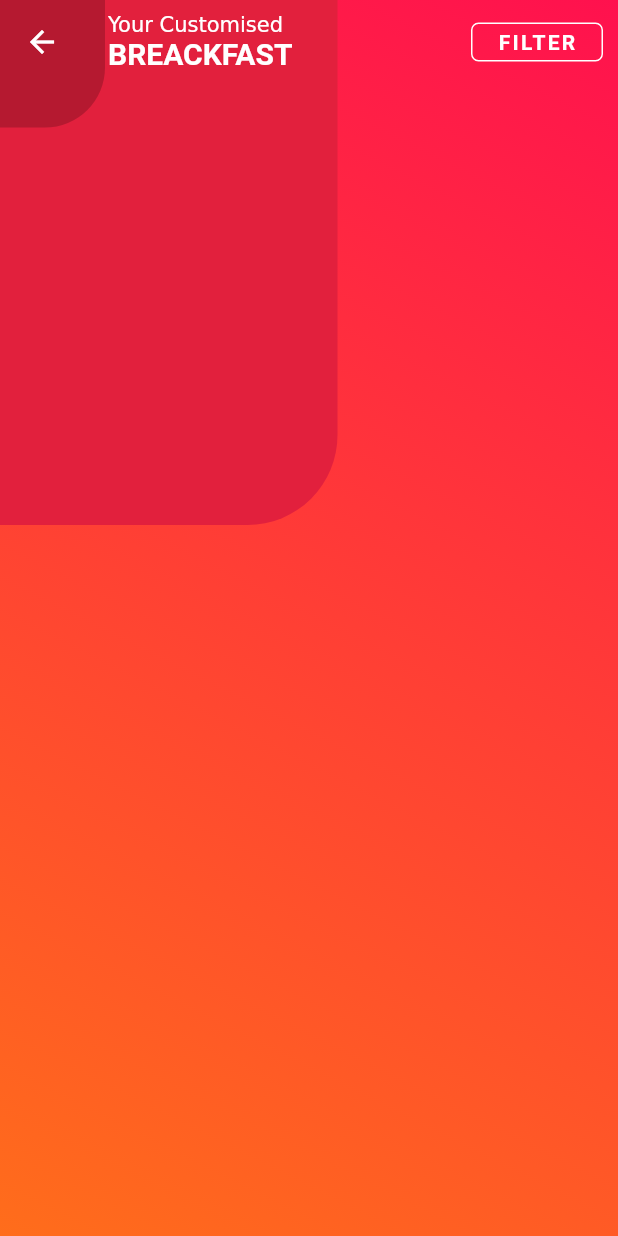
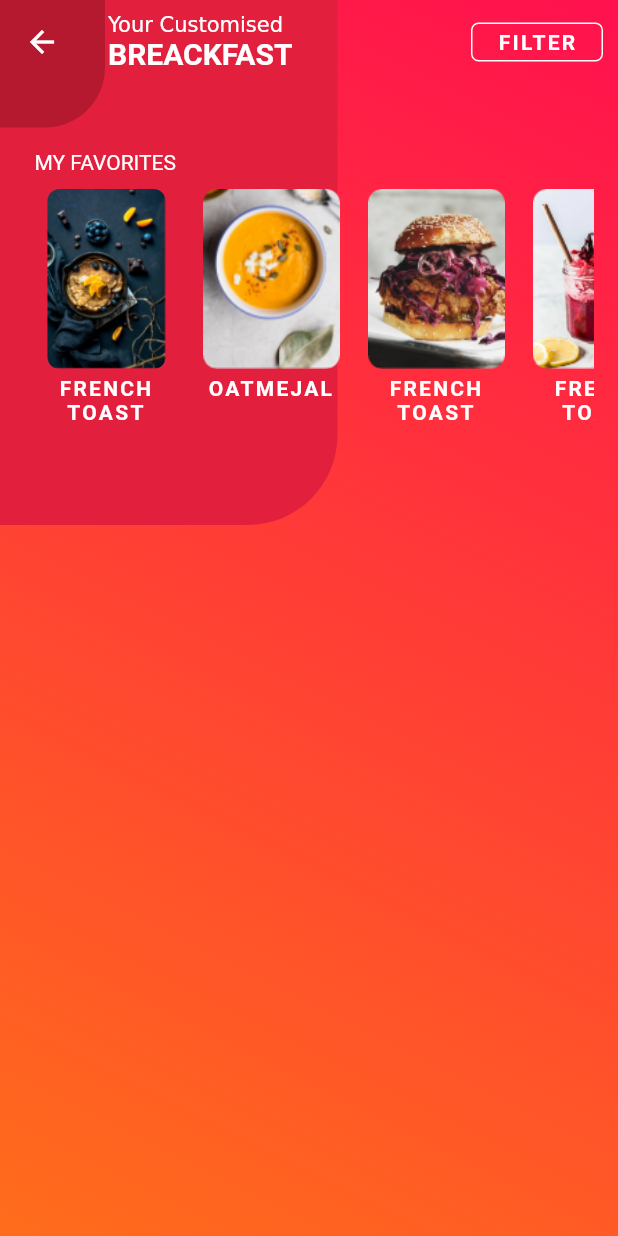
Before and after one commit to edalvb/recipe, a Flutter app: the BreackfastPage screen opened by its route, on a phone screen of 412 x 824 dp. Run offline on Flutter 3.47's test engine with Material 2 defaults, Android fonts, the phone set to English and light mode, and no system bars.

Commit message:
Segunda pantalla 2 de 3

```diff
--- /dev/null
+++ b/lib/ui/components/border_button.dart
@@ -0,0 +1,30 @@
+import 'package:flutter/material.dart';
+
+class BorderButton extends StatelessWidget {
+  String text;
+  VoidCallback onTap;
+
+  BorderButton({this.text, this.onTap});
+
+  @override
+  Widget build(BuildContext context) {
+    return Container(
+      margin: EdgeInsets.only(
+        top: 15,
+        bottom: 15,
+        right: 10,
+      ),
+      child: OutlineButton(
+        onPressed: onTap,
+        textColor: Colors.white,
+        borderSide: BorderSide(color: Colors.white, width: 1),
+        highlightedBorderColor: Colors.black,
+        shape: RoundedRectangleBorder(borderRadius: BorderRadius.circular(5)),
+        child: Text(
+          this.text.toUpperCase(),
+          style: TextStyle(fontWeight: FontWeight.bold, letterSpacing: 1.5),
+        ),
+      ),
+    );
+  }
+}
--- a/lib/ui/pages/breackfast_page.dart
+++ b/lib/ui/pages/breackfast_page.dart
@@ -1,4 +1,5 @@
 import 'package:flutter/material.dart';
+import 'package:recipe/ui/components/border_button.dart';
 
 class BreackfastPage extends StatelessWidget {
   @override
@@ -59,6 +60,33 @@ class BreackfastPage extends StatelessWidget {
                 onTap: () {},
               )
             ],
+          ),
+          Padding(
+            padding:
+                const EdgeInsets.only(top: 90, left: 16, right: 16, bottom: 55),
+            child: ListView(
+              children: [
+                SizedBox(height: 10),
+                Padding(
+                  padding: const EdgeInsets.only(left: 7),
+                  child: Text("MY FAVORITES"),
+                ),
+                SizedBox(height: 10),
+                SingleChildScrollView(
+                  scrollDirection: Axis.horizontal,
+                  child: Row(
+                    crossAxisAlignment: CrossAxisAlignment.start,
+                    children: [
+                      FavoriteWidget( text: "FRENCH TOAST", assetPath: "assets/images/favorites/favorite1.png"),
+                      FavoriteWidget( text: "OATMEJAL", assetPath: "assets/images/favorites/Bitmap-9.png"),
+                      FavoriteWidget( text: "FRENCH TOAST", assetPath: "assets/images/favorites/Bitmap-4.png"),
+                      FavoriteWidget( text: "FRENCH TOAST", assetPath: "assets/images/favorites/Bitmap-3.png"),
+                      FavoriteWidget( text: "FRENCH TOAST", assetPath: "assets/images/favorites/favorite1.png"),
+                    ],
+                  ),
+                )
+              ],
+            ),
           )
         ],
       ),
@@ -66,29 +94,30 @@ class BreackfastPage extends StatelessWidget {
   }
 }
 
-class BorderButton extends StatelessWidget {
+class FavoriteWidget extends StatelessWidget {
+  String assetPath;
   String text;
-  VoidCallback onTap;
 
-  BorderButton({this.text, this.onTap});
+  FavoriteWidget({this.assetPath, this.text});
 
   @override
   Widget build(BuildContext context) {
-    return Container(
-      margin: EdgeInsets.only(
-        top: 15,
-        bottom: 15,
-        right: 10,
-      ),
-      child: OutlineButton(
-        onPressed: onTap,
-        textColor: Colors.white,
-        borderSide: BorderSide(color: Colors.white, width: 1),
-        highlightedBorderColor: Colors.black,
-        shape: RoundedRectangleBorder(borderRadius: BorderRadius.circular(5)),
-        child: Text(
-          this.text.toUpperCase(),
-          style: TextStyle(fontWeight: FontWeight.bold, letterSpacing: 1.5),
+    return InkWell(
+      child: SizedBox(
+        width: 110,
+        child: Column(
+          children: [
+            ClipRRect(
+              borderRadius: BorderRadius.circular(8),
+              child: Image.asset(assetPath, height: 120),
+            ),
+            SizedBox(height: 5),
+            Text(
+              text,
+              textAlign: TextAlign.center,
+              style: TextStyle(letterSpacing: 1.5, fontWeight: FontWeight.bold),
+            )
+          ],
         ),
       ),
     );
```
